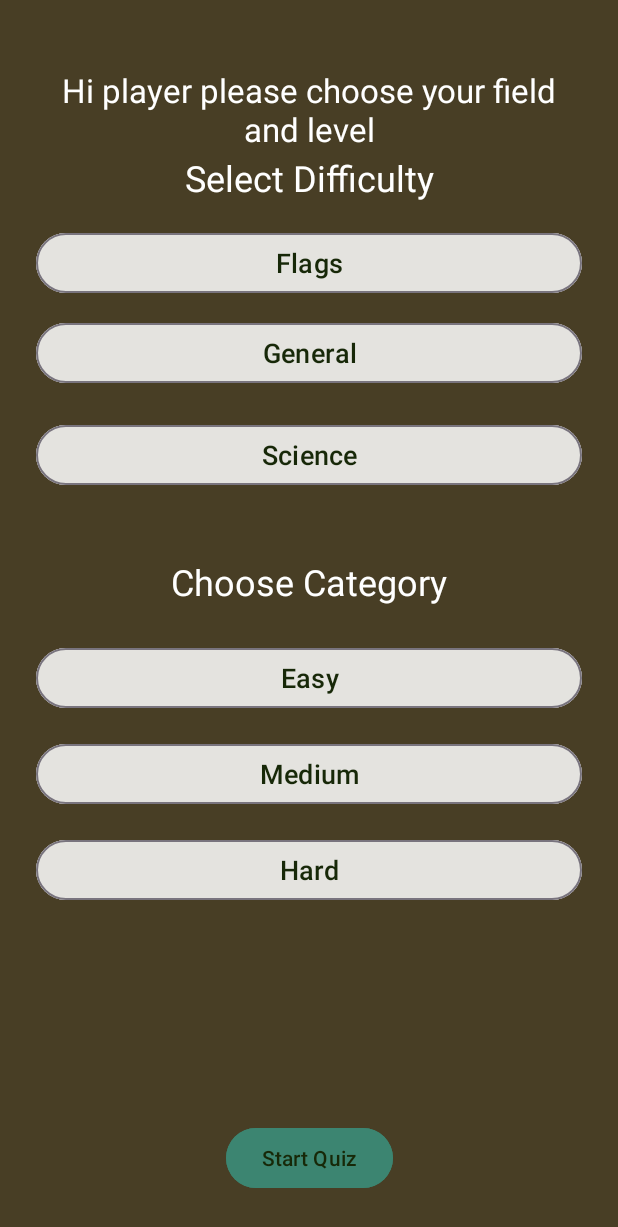
After one commit to TADebugs/QuizApp, an Android app: the CategoryPickerActivity screen opened directly, with no data from a screen before it, on a phone screen of 412 x 824 dp. The commit adds this screen. Shown: the top 1227 px of the screen. Run offline under Robolectric (Android 15) with nearby library versions, the phone set to English and light mode, and no system bars.

Commit message:
adding option to tailor the quiz
added feature to tailor the quiz and updated question bank

```diff
--- /dev/null
+++ b/app/src/main/java/com/example/coursework/quizapp/CategoryPickerActivity.kt
@@ -0,0 +1,93 @@
+package com.example.coursework.quizapp
+
+import android.content.Intent
+import android.os.Bundle
+import android.widget.Button
+import android.widget.Toast
+import androidx.appcompat.app.AppCompatActivity
+import androidx.core.content.ContextCompat
+
+class CategoryPickerActivity : AppCompatActivity() {
+
+    private lateinit var categoryButtons: List<Button>
+    private lateinit var difficultyButtons: List<Button>
+
+    private lateinit var startQuizBtn: Button
+
+    private var selectedCategory: String? = null
+    private var selectedDifficulty: String? = null
+
+    override fun onCreate(savedInstanceState: Bundle?) {
+        super.onCreate(savedInstanceState)
+        setContentView(R.layout.activity_select_quiz)
+
+
+        // Link category buttons
+        val categoryFlag = findViewById<Button>(R.id.categoryFlag)
+        val categoryScience = findViewById<Button>(R.id.categoryScience)
+        val categoryGeneral = findViewById<Button>(R.id.categoryGeneral)
+
+        categoryButtons = listOf(categoryFlag, categoryScience, categoryGeneral)
+
+        // Link difficulty buttons
+        val diffEasy = findViewById<Button>(R.id.diffEasy)
+        val diffMedium = findViewById<Button>(R.id.diffMedium)
+        val diffHard = findViewById<Button>(R.id.diffHard)
+
+        difficultyButtons = listOf(diffEasy, diffMedium, diffHard)
+
+        startQuizBtn = findViewById(R.id.startQuizBtn)
+
+        setupCategoryButtons()
+        setupDifficultyButtons()
+        setupStartQuizButton()
+    }
+
+    private fun setupCategoryButtons() {
+        categoryButtons.forEach { button ->
+            button.setOnClickListener {
+                selectedCategory = button.text.toString()
+                resetButtons(categoryButtons, R.color.colorLightPrimary)
+                button.setBackgroundColor(ContextCompat.getColor(this, R.color.categoryBrown))
+            }
+        }
+    }
+
+    private fun setupDifficultyButtons() {
+        difficultyButtons.forEach { button ->
+            button.setOnClickListener {
+                selectedDifficulty = button.text.toString()
+                resetButtons(difficultyButtons, R.color.colorLightPrimary)
+
+                val colorRes = when (selectedDifficulty) {
+                    "Easy" -> R.color.easyGreen
+                    "Medium" -> R.color.mediumYellow
+                    "Hard" -> R.color.hardRed
+                    else -> R.color.colorLightPrimary
+                }
+
+                button.setBackgroundColor(ContextCompat.getColor(this, colorRes))
+            }
+        }
+    }
+
+    private fun setupStartQuizButton() {
+        startQuizBtn.setOnClickListener {
+            if (selectedCategory != null && selectedDifficulty != null) {
+                val intent = Intent(this, QuestionActivity::class.java).apply {
+                    putExtra("CATEGORY", selectedCategory)
+                    putExtra("DIFFICULTY", selectedDifficulty)
+                }
+                startActivity(intent)
+            } else {
+                Toast.makeText(this, "Please select both category and difficulty!", Toast.LENGTH_SHORT).show()
+            }
+        }
+    }
+
+    private fun resetButtons(buttons: List<Button>, defaultColorRes: Int) {
+        buttons.forEach {
+            it.setBackgroundColor(ContextCompat.getColor(this, defaultColorRes))
+        }
+    }
+}
--- a/app/src/main/java/com/example/coursework/quizapp/MainActivity.kt
+++ b/app/src/main/java/com/example/coursework/quizapp/MainActivity.kt
@@ -39,7 +39,7 @@ class MainActivity : AppCompatActivity() {
             if (userName.isNullOrEmpty()) {
                 nameInput.error = "Please enter your name"
             } else {
-                val intent = Intent(this, QuestionActivity::class.java)
+                val intent = Intent(this, CategoryPickerActivity::class.java)
                 intent.putExtra("USER_NAME", userName)
                 startActivity(intent)
 
--- /dev/null
+++ b/app/src/main/res/layout/activity_select_quiz.xml
@@ -0,0 +1,150 @@
+<androidx.constraintlayout.widget.ConstraintLayout
+    xmlns:android="http://schemas.android.com/apk/res/android"
+    xmlns:app="http://schemas.android.com/apk/res-auto"
+    xmlns:tools="http://schemas.android.com/tools"
+    android:layout_width="match_parent"
+    android:layout_height="match_parent"
+    android:background="#DA291F01"
+    android:padding="24dp">
+
+    <Button
+        android:id="@+id/categoryFlag"
+        style="@style/Widget.Material3.Button.OutlinedButton"
+        android:layout_width="match_parent"
+
+        android:layout_height="wrap_content"
+        android:layout_marginBottom="12dp"
+        android:text="Flags"
+        android:textSize="18dp"
+        android:textColor="@color/colorLightSecondaryDark"
+        android:backgroundTint="@color/colorLightPrimary"
+        app:layout_constraintBottom_toTopOf="@+id/categoryGeneral"
+        app:layout_constraintEnd_toEndOf="parent"
+        app:layout_constraintStart_toStartOf="parent" />
+
+    <Button
+        android:id="@+id/categoryScience"
+        style="@style/Widget.Material3.Button.OutlinedButton"
+        android:layout_width="match_parent"
+        android:layout_height="wrap_content"
+        android:textColor="@color/colorLightSecondaryDark"
+        android:backgroundTint="@color/colorLightPrimary"
+        android:layout_marginBottom="44dp"
+        android:textSize="18dp"
+        android:text="Science"
+        app:layout_constraintBottom_toTopOf="@+id/textView2"
+        tools:layout_editor_absoluteX="24dp" />
+
+    <TextView
+        android:id="@+id/textView2"
+        android:layout_width="match_parent"
+        android:layout_height="wrap_content"
+        android:layout_marginBottom="24dp"
+        android:gravity="center_horizontal"
+        android:textColor="@color/white"
+        android:text="Choose Category"
+        android:textSize="24sp"
+
+        app:layout_constraintBottom_toTopOf="@+id/diffEasy"
+        tools:layout_editor_absoluteX="24dp" />
+
+
+    <Button
+        android:id="@+id/categoryGeneral"
+        style="@style/Widget.Material3.Button.OutlinedButton"
+        android:layout_width="match_parent"
+        android:layout_height="wrap_content"
+        android:layout_marginBottom="20dp"
+        android:text="General"
+        android:textSize="18dp"
+        android:textColor="@color/colorLightSecondaryDark"
+        android:backgroundTint="@color/colorLightPrimary"
+        app:layout_constraintBottom_toTopOf="@+id/categoryScience"
+        tools:layout_editor_absoluteX="24dp" />
+
+
+
+    <TextView
+        android:layout_width="match_parent"
+        android:layout_height="wrap_content"
+        android:gravity="center_horizontal"
+        android:text="Hi player please choose your field and level"
+        android:textSize="22sp"
+        app:layout_constraintBottom_toTopOf="@id/categoryFlag"
+        app:layout_constraintEnd_toEndOf="parent"
+        android:textColor="@color/white"
+        app:layout_constraintHorizontal_bias="0.0"
+        app:layout_constraintStart_toStartOf="parent"
+        app:layout_constraintTop_toTopOf="parent"
+        app:layout_constraintVertical_bias="0.293" />
+
+    <TextView
+                android:layout_width="match_parent"
+                android:layout_height="wrap_content"
+                android:gravity="center_horizontal"
+                android:text="Select Difficulty"
+                android:textSize="24sp"
+
+        android:textColor="@color/white"
+                app:layout_constraintBottom_toTopOf="@+id/categoryFlag"
+                app:layout_constraintEnd_toEndOf="parent"
+                app:layout_constraintStart_toStartOf="parent"
+                app:layout_constraintTop_toTopOf="parent"
+                app:layout_constraintVertical_bias="0.824" />
+
+
+    <Button
+        android:id="@+id/diffEasy"
+        style="@style/Widget.Material3.Button.OutlinedButton"
+        android:layout_width="match_parent"
+        android:layout_height="wrap_content"
+        android:layout_marginBottom="16dp"
+        android:textColor="@color/colorLightSecondaryDark"
+        android:backgroundTint="@color/colorLightPrimary"
+        android:text="Easy"
+        android:textSize="18dp"
+        app:layout_constraintBottom_toTopOf="@+id/diffMedium"
+        tools:layout_editor_absoluteX="24dp" />
+
+
+    <Button
+        android:id="@+id/diffMedium"
+        style="@style/Widget.Material3.Button.OutlinedButton"
+        android:layout_width="match_parent"
+        android:layout_height="wrap_content"
+        android:layout_marginBottom="16dp"
+        android:text="Medium"
+        android:textSize="18dp"
+        android:textColor="@color/colorLightSecondaryDark"
+        android:backgroundTint="@color/colorLightPrimary"
+        app:layout_constraintBottom_toTopOf="@+id/diffHard"
+        tools:layout_editor_absoluteX="24dp" />
+
+    <Button
+        android:id="@+id/diffHard"
+        style="@style/Widget.Material3.Button.OutlinedButton"
+        android:layout_width="match_parent"
+        android:layout_height="wrap_content"
+        android:layout_marginBottom="144dp"
+        android:text="Hard"
+        android:textSize="18dp"
+        android:textColor="@color/colorLightSecondaryDark"
+        android:backgroundTint="@color/colorLightPrimary"
+        app:layout_constraintBottom_toTopOf="@+id/startQuizBtn"
+        tools:layout_editor_absoluteX="24dp" />
+
+
+    <Button
+        android:id="@+id/startQuizBtn"
+        android:layout_width="wrap_content"
+        android:layout_height="wrap_content"
+        android:layout_marginBottom="4dp"
+        android:text="Start Quiz"
+        android:backgroundTint="@color/colorLightPrimaryDark"
+        android:textColor="@color/colorLightSecondaryDark"
+        android:textSize="14dp"
+        app:layout_constraintBottom_toBottomOf="parent"
+        app:layout_constraintEnd_toEndOf="parent"
+        app:layout_constraintStart_toStartOf="parent" />
+
+</androidx.constraintlayout.widget.ConstraintLayout>
--- a/app/src/main/res/values/colors.xml
+++ b/app/src/main/res/values/colors.xml
@@ -7,6 +7,11 @@
     <color name="colorLightAccent">#ffcf93</color>
     <color name="colorLightText">#FEF9C7</color>
     <color name="colorLightSecondaryDark">#172808</color>
+    <color name="easyGreen">#A5D6A7</color>
+    <color name="mediumYellow">#FFF59D</color>
+    <color name="hardRed">#EF9A9A</color>
+    <color name="categoryBrown">#A1887F</color>
+    <color name="defaultButton">#F5F5F5</color> <!-- or your lightPrimary -->
 
 
 </resources>
```
Also changed, not shown: app/src/main/AndroidManifest.xml (+6 -2 lines), app/src/main/java/com/example/coursework/quizapp/QuestionActivity.kt (+21 -5 lines), app/src/main/java/com/example/coursework/quizapp/QuestionData.kt (+95 -19 lines).
